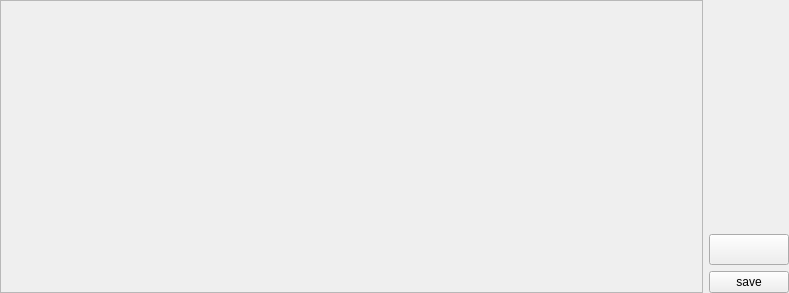
Qt form plotter/plotwidget.ui (bendalab/NixView) before a commit.
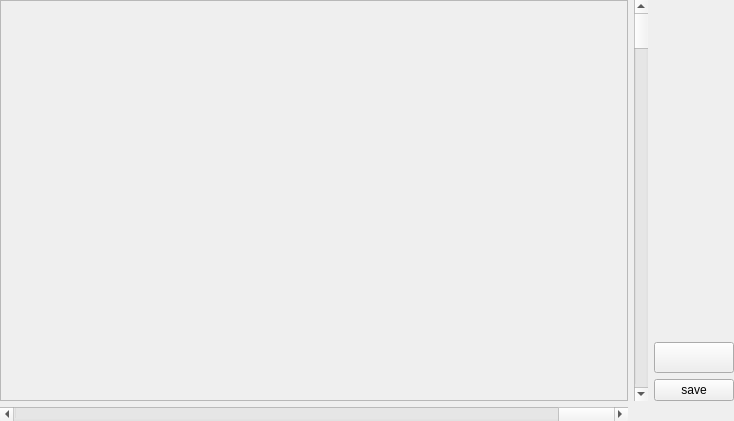
The same form after that commit. Icons and pictures are not drawn.

Commit message: added scrollbars to plotwidget and added slots/signals - communication between lineplotter and plotwidget

What changed in the file:
```diff
--- a/plotter/plotwidget.ui
+++ b/plotter/plotwidget.ui
@@ -6,8 +6,8 @@
    <rect>
     <x>0</x>
     <y>0</y>
-    <width>789</width>
-    <height>293</height>
+    <width>734</width>
+    <height>421</height>
    </rect>
   </property>
   <property name="sizePolicy">
@@ -25,7 +25,7 @@
   <property name="styleSheet">
    <string notr="true"/>
   </property>
-  <layout class="QHBoxLayout" name="horizontalLayout_3">
+  <layout class="QGridLayout" name="gridLayout">
    <property name="leftMargin">
     <number>0</number>
    </property>
@@ -38,7 +38,45 @@
    <property name="bottomMargin">
     <number>0</number>
    </property>
-   <item>
+   <item row="0" column="1">
+    <widget class="QScrollBar" name="vScrollBar">
+     <property name="orientation">
+      <enum>Qt::Vertical</enum>
+     </property>
+    </widget>
+   </item>
+   <item row="0" column="2">
+    <widget class="QScrollArea" name="contents">
+     <property name="widgetResizable">
+      <bool>true</bool>
+     </property>
+     <widget class="QWidget" name="scrollAreaWidgetContents">
+      <property name="geometry">
+       <rect>
+        <x>0</x>
+        <y>0</y>
+        <width>622</width>
+        <height>400</height>
+       </rect>
+      </property>
+      <layout class="QHBoxLayout" name="horizontalLayout">
+       <property name="leftMargin">
+        <number>0</number>
+       </property>
+       <property name="topMargin">
+        <number>0</number>
+       </property>
+       <property name="rightMargin">
+        <number>0</number>
+       </property>
+       <property name="bottomMargin">
+        <number>0</number>
+       </property>
+      </layout>
+     </widget>
+    </widget>
+   </item>
+   <item row="0" column="0">
     <widget class="QWidget" name="widget" native="true">
      <layout class="QVBoxLayout" name="verticalLayout_2">
       <property name="leftMargin">
@@ -106,35 +144,11 @@
      </layout>
     </widget>
    </item>
-   <item>
-    <widget class="QScrollArea" name="contents">
-     <property name="widgetResizable">
-      <bool>true</bool>
+   <item row="1" column="2">
+    <widget class="QScrollBar" name="hScrollBar">
+     <property name="orientation">
+      <enum>Qt::Horizontal</enum>
      </property>
-     <widget class="QWidget" name="scrollAreaWidgetContents">
-      <property name="geometry">
-       <rect>
-        <x>0</x>
-        <y>0</y>
-        <width>696</width>
-        <height>291</height>
-       </rect>
-      </property>
-      <layout class="QHBoxLayout" name="horizontalLayout">
-       <property name="leftMargin">
-        <number>0</number>
-       </property>
-       <property name="topMargin">
-        <number>0</number>
-       </property>
-       <property name="rightMargin">
-        <number>0</number>
-       </property>
-       <property name="bottomMargin">
-        <number>0</number>
-       </property>
-      </layout>
-     </widget>
     </widget>
    </item>
   </layout>
```
The commit also changes 5 other files.
